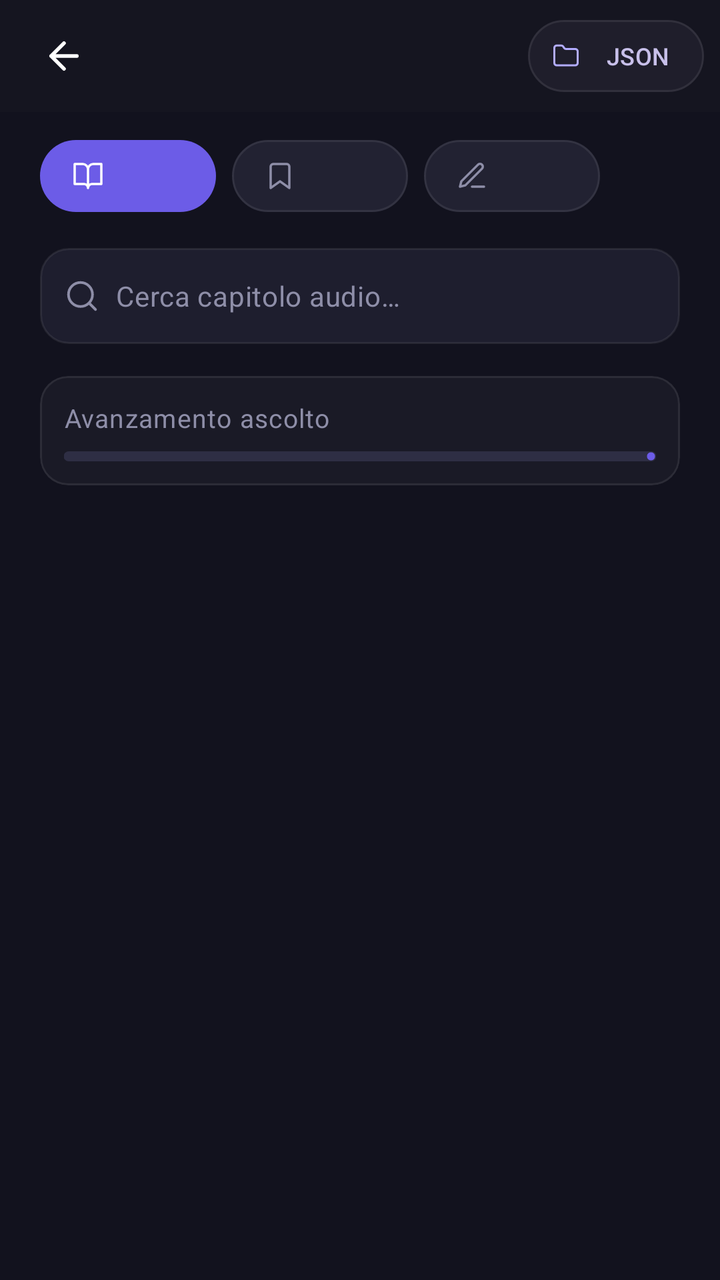
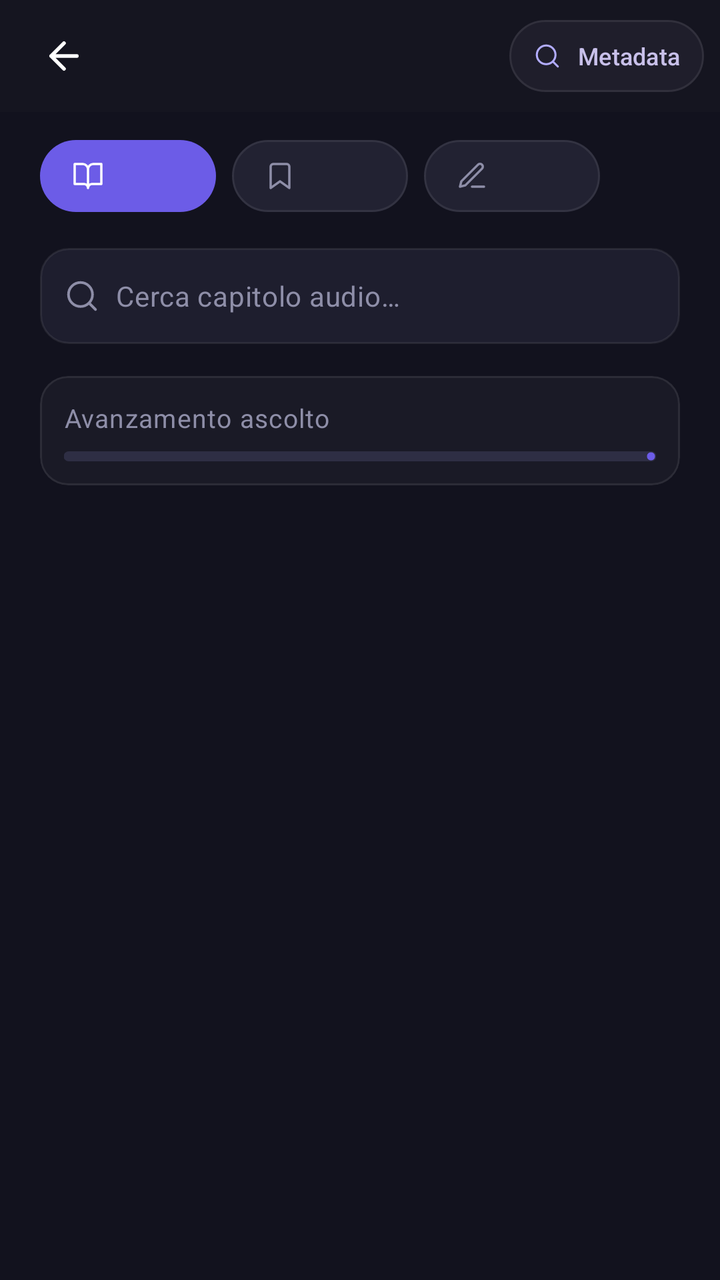

An Android layout rendered at two revisions. The XML below is the earlier revision; the diff shows what the commit changed to produce the second picture.
<!-- AndroidManifest.xml: application theme Theme.EReader -->
<!-- res/layout/activity_audio_chapters.xml -->
<?xml version="1.0" encoding="utf-8"?>
<androidx.coordinatorlayout.widget.CoordinatorLayout xmlns:android="http://schemas.android.com/apk/res/android"
    xmlns:app="http://schemas.android.com/apk/res-auto"
    android:layout_width="match_parent"
    android:layout_height="match_parent"
    android:background="?attr/ereaderSurfaceBg"
    android:fitsSystemWindows="true">

    <LinearLayout
        android:layout_width="match_parent"
        android:layout_height="match_parent"
        android:orientation="vertical">

        
        <LinearLayout
            android:layout_width="match_parent"
            android:layout_height="@dimen/top_bar_height"
            android:background="?attr/ereaderNavTranslucentBg"
            android:gravity="center_vertical"
            android:orientation="horizontal"
            android:paddingHorizontal="@dimen/space_sm">

            <ImageButton
                android:id="@+id/btnAudioChaptersBack"
                android:layout_width="@dimen/touch_target_min"
                android:layout_height="@dimen/touch_target_min"
                android:background="?attr/selectableItemBackgroundBorderless"
                android:contentDescription="@string/cd_back"
                android:padding="13dp"
                android:scaleType="centerInside"
                android:src="@drawable/ic_arrow_back"
                app:tint="?attr/ereaderTextPrimary" />

            <TextView
                android:id="@+id/tvAudioChaptersTitle"
                style="@style/TextAppearance.EReader.HeadlineSm"
                android:layout_width="0dp"
                android:layout_height="wrap_content"
                android:layout_marginStart="@dimen/space_xs"
                android:layout_weight="1"
                android:ellipsize="end"
                android:maxLines="1" />

            <com.google.android.material.button.MaterialButton
                android:id="@+id/btnImportAudioMetadataJson"
                style="@style/Widget.EReader.Button.Secondary"
                android:layout_width="wrap_content"
                android:layout_height="wrap_content"
                android:layout_marginStart="@dimen/space_xs"
                android:minHeight="36dp"
                android:paddingHorizontal="@dimen/space_md"
                android:paddingVertical="4dp"
                android:text="@string/action_import_metadata_json"
                android:textSize="12sp"
                app:cornerRadius="@dimen/radius_pill"
                app:icon="@drawable/ic_folder"
                app:iconSize="14dp" />
        </LinearLayout>

        <androidx.core.widget.NestedScrollView
            android:layout_width="match_parent"
            android:layout_height="0dp"
            android:layout_weight="1"
            android:clipToPadding="false"
            android:paddingBottom="108dp">

            <LinearLayout
                android:layout_width="match_parent"
                android:layout_height="wrap_content"
                android:orientation="vertical"
                android:paddingHorizontal="@dimen/margin_screen"
                android:paddingTop="@dimen/space_sm">

                
                <HorizontalScrollView
                    android:layout_width="match_parent"
                    android:layout_height="wrap_content"
                    android:clipToPadding="false"
                    android:scrollbars="none">

                    <LinearLayout
                        android:layout_width="wrap_content"
                        android:layout_height="wrap_content"
                        android:orientation="horizontal">

                        <com.google.android.material.button.MaterialButton
                            android:id="@+id/chipAudioChapters"
                            style="@style/Widget.EReader.Button.Primary"
                            android:layout_width="wrap_content"
                            android:layout_height="wrap_content"
                            android:layout_marginEnd="@dimen/space_sm"
                            android:insetTop="6dp"
                            android:insetBottom="6dp"
                            android:minHeight="@dimen/touch_target_min"
                            android:paddingHorizontal="@dimen/space_base"
                            android:textSize="13sp"
                            app:cornerRadius="@dimen/radius_pill"
                            app:icon="@drawable/ic_book_open"
                            app:iconSize="16dp"
                            app:iconTint="@color/white" />

                        <com.google.android.material.button.MaterialButton
                            android:id="@+id/chipAudioBookmarks"
                            style="@style/Widget.EReader.Button.Secondary"
                            android:layout_width="wrap_content"
                            android:layout_height="wrap_content"
                            android:layout_marginEnd="@dimen/space_sm"
                            android:insetTop="6dp"
                            android:insetBottom="6dp"
                            android:minHeight="@dimen/touch_target_min"
                            android:paddingHorizontal="@dimen/space_base"
                            android:textColor="?attr/ereaderTextMuted"
                            android:textSize="13sp"
                            app:backgroundTint="?attr/ereaderChipBg"
                            app:cornerRadius="@dimen/radius_pill"
                            app:icon="@drawable/ic_bookmark"
                            app:iconSize="16dp"
                            app:iconTint="?attr/ereaderTextMuted" />

                        <com.google.android.material.button.MaterialButton
                            android:id="@+id/chipAudioNotes"
                            style="@style/Widget.EReader.Button.Secondary"
                            android:layout_width="wrap_content"
                            android:layout_height="wrap_content"
                            android:insetTop="6dp"
                            android:insetBottom="6dp"
                            android:minHeight="@dimen/touch_target_min"
                            android:paddingHorizontal="@dimen/space_base"
                            android:textColor="?attr/ereaderTextMuted"
                            android:textSize="13sp"
                            app:backgroundTint="?attr/ereaderChipBg"
                            app:cornerRadius="@dimen/radius_pill"
                            app:icon="@drawable/ic_note"
                            app:iconSize="16dp"
                            app:iconTint="?attr/ereaderTextMuted" />
                    </LinearLayout>
                </HorizontalScrollView>

                
                <LinearLayout
                    android:layout_width="match_parent"
                    android:layout_height="wrap_content"
                    android:layout_marginTop="@dimen/space_md"
                    android:background="@drawable/bg_search_input"
                    android:gravity="center_vertical"
                    android:minHeight="@dimen/search_bar_height"
                    android:orientation="horizontal"
                    android:paddingHorizontal="@dimen/space_md">

                    <ImageView
                        android:layout_width="18dp"
                        android:layout_height="18dp"
                        android:contentDescription="@null"
                        android:src="@drawable/ic_search"
                        app:tint="?attr/ereaderTextMuted" />

                    <EditText
                        android:id="@+id/etAudioChapterSearch"
                        style="@style/TextAppearance.EReader.BodyMd"
                        android:layout_width="0dp"
                        android:layout_height="wrap_content"
                        android:layout_marginStart="@dimen/space_sm"
                        android:layout_weight="1"
                        android:background="@null"
                        android:hint="@string/chapters_audio_search_hint"
                        android:imeOptions="actionSearch"
                        android:importantForAutofill="no"
                        android:inputType="text"
                        android:maxLines="1"
                        android:minHeight="@dimen/search_bar_height"
                        android:textColor="?attr/ereaderTextPrimary"
                        android:textColorHint="?attr/ereaderTextMuted" />
                </LinearLayout>

                
                <com.google.android.material.card.MaterialCardView
                    style="@style/Widget.EReader.Card"
                    android:layout_width="match_parent"
                    android:layout_height="wrap_content"
                    android:layout_marginTop="@dimen/space_base">

                    <LinearLayout
                        android:layout_width="match_parent"
                        android:layout_height="wrap_content"
                        android:orientation="vertical"
                        android:padding="@dimen/space_md">

                        <LinearLayout
                            android:layout_width="match_parent"
                            android:layout_height="wrap_content"
                            android:orientation="horizontal">

                            <TextView
                                style="@style/TextAppearance.EReader.BodySm"
                                android:layout_width="0dp"
                                android:layout_height="wrap_content"
                                android:layout_marginEnd="@dimen/space_xs"
                                android:layout_weight="1"
                                android:ellipsize="end"
                                android:maxLines="1"
                                android:text="@string/chapters_audio_listening_progress"
                                android:textColor="?attr/ereaderTextMuted" />

                            <TextView
                                android:id="@+id/tvAudioOverallPercent"
                                style="@style/TextAppearance.EReader.BodySm"
                                android:layout_width="wrap_content"
                                android:layout_height="wrap_content"
                                android:maxLines="1"
                                android:textColor="?attr/colorPrimary"
                                android:textStyle="bold" />
                        </LinearLayout>

                        <com.google.android.material.progressindicator.LinearProgressIndicator
                            android:id="@+id/progressAudioOverall"
                            style="@style/Widget.EReader.ProgressBar"
                            android:layout_width="match_parent"
                            android:layout_height="wrap_content"
                            android:layout_marginTop="@dimen/space_sm" />
                    </LinearLayout>
                </com.google.android.material.card.MaterialCardView>

                
                <LinearLayout
                    android:id="@+id/cardActiveAudioChapter"
                    android:layout_width="match_parent"
                    android:layout_height="wrap_content"
                    android:layout_marginTop="@dimen/space_base"
                    android:layout_marginBottom="@dimen/space_xs"
                    android:background="@drawable/bg_card_active_chapter"
                    android:orientation="vertical"
                    android:padding="@dimen/space_base"
                    android:visibility="gone">

                    <LinearLayout
                        android:layout_width="match_parent"
                        android:layout_height="wrap_content"
                        android:gravity="center_vertical"
                        android:orientation="horizontal">

                        <ImageView
                            android:layout_width="36dp"
                            android:layout_height="36dp"
                            android:background="@drawable/bg_circle_primary"
                            android:contentDescription="@null"
                            android:padding="9dp"
                            android:src="@drawable/ic_equalizer"
                            app:tint="@color/on_primary_container" />

                        <LinearLayout
                            android:layout_width="0dp"
                            android:layout_height="wrap_content"
                            android:layout_marginStart="@dimen/space_md"
                            android:layout_marginEnd="@dimen/space_xs"
                            android:layout_weight="1"
                            android:orientation="vertical">

                            <androidx.constraintlayout.widget.ConstraintLayout
                                android:layout_width="match_parent"
                                android:layout_height="wrap_content">

                                <TextView
                                    android:id="@+id/tvActiveChapterBadge"
                                    style="@style/TextAppearance.EReader.LabelBadge"
                                    android:layout_width="wrap_content"
                                    android:layout_height="wrap_content"
                                    android:background="@drawable/bg_badge_lavender"
                                    android:ellipsize="end"
                                    android:maxLines="1"
                                    android:paddingHorizontal="6dp"
                                    android:paddingVertical="2dp"
                                    android:text="@string/player_now_playing"
                                    android:textColor="@color/primary_fixed"
                                    app:layout_constrainedWidth="true"
                                    app:layout_constraintBottom_toBottomOf="parent"
                                    app:layout_constraintEnd_toStartOf="@id/tvActiveChapterTime"
                                    app:layout_constraintHorizontal_bias="0.0"
                                    app:layout_constraintHorizontal_chainStyle="packed"
                                    app:layout_constraintStart_toStartOf="parent"
                                    app:layout_constraintTop_toTopOf="parent" />

                                <TextView
                                    android:id="@+id/tvActiveChapterTime"
                                    style="@style/TextAppearance.EReader.Caption"
                                    android:layout_width="wrap_content"
                                    android:layout_height="wrap_content"
                                    android:layout_marginStart="6dp"
                                    android:maxLines="1"
                                    android:textColor="?attr/colorPrimary"
                                    app:layout_constraintBottom_toBottomOf="parent"
                                    app:layout_constraintEnd_toEndOf="parent"
                                    app:layout_constraintStart_toEndOf="@id/tvActiveChapterBadge"
                                    app:layout_constraintTop_toTopOf="parent" />
                            </androidx.constraintlayout.widget.ConstraintLayout>

                            <TextView
                                android:id="@+id/tvAudioActiveChapterTitle"
                                style="@style/TextAppearance.EReader.HeadlineSm"
                                android:layout_width="match_parent"
                                android:layout_height="wrap_content"
                                android:layout_marginTop="2dp"
                                android:ellipsize="end"
                                android:maxLines="1" />
                        </LinearLayout>

                        <ImageButton
                            android:id="@+id/btnActiveChapterPause"
                            android:layout_width="@dimen/touch_target_min"
                            android:layout_height="@dimen/touch_target_min"
                            android:background="@drawable/bg_circle_primary"
                            android:contentDescription="@string/cd_play_pause"
                            android:padding="14dp"
                            android:scaleType="centerInside"
                            android:src="@drawable/ic_play"
                            app:tint="@color/on_primary_container" />
                    </LinearLayout>

                    <com.google.android.material.progressindicator.LinearProgressIndicator
                        android:id="@+id/progressAudioActiveChapter"
                        style="@style/Widget.EReader.ProgressBar"
                        android:layout_width="match_parent"
                        android:layout_height="wrap_content"
                        android:layout_marginTop="@dimen/space_md" />
                </LinearLayout>

                <LinearLayout
                    android:id="@+id/layoutAudioTreeControls"
                    android:layout_width="match_parent"
                    android:layout_height="wrap_content"
                    android:layout_marginTop="@dimen/space_sm"
                    android:gravity="center_vertical"
                    android:orientation="horizontal"
                    android:visibility="gone">

                    <TextView
                        android:id="@+id/tvAudioTreeSummary"
                        style="@style/TextAppearance.EReader.LabelMd"
                        android:layout_width="0dp"
                        android:layout_height="wrap_content"
                        android:layout_weight="1"
                        android:ellipsize="end"
                        android:maxLines="1"
                        android:textColor="?attr/ereaderTextMuted" />

                    <com.google.android.material.button.MaterialButton
                        android:id="@+id/btnAudioToggleExpandAll"
                        style="@style/Widget.Material3.Button.TextButton"
                        android:layout_width="wrap_content"
                        android:layout_height="wrap_content"
                        android:minHeight="36dp"
                        android:paddingHorizontal="@dimen/space_sm"
                        android:text="@string/chapters_expand_all"
                        android:textAllCaps="false"
                        android:textColor="?attr/colorPrimary"
                        android:textSize="12sp" />
                </LinearLayout>

                <TextView
                    android:id="@+id/tvAudioChaptersEmpty"
                    style="@style/TextAppearance.EReader.Caption"
                    android:layout_width="match_parent"
                    android:layout_height="wrap_content"
                    android:layout_marginTop="@dimen/space_lg"
                    android:gravity="center"
                    android:padding="@dimen/space_base"
                    android:text="@string/chapters_empty_items"
                    android:visibility="gone" />

                <LinearLayout
                    android:id="@+id/containerAudioChapters"
                    android:layout_width="match_parent"
                    android:layout_height="wrap_content"
                    android:layout_marginTop="@dimen/space_md"
                    android:orientation="vertical" />
            </LinearLayout>
        </androidx.core.widget.NestedScrollView>
    </LinearLayout>

    <FrameLayout
        android:id="@+id/bottomDockAudioChapters"
        android:layout_width="match_parent"
        android:layout_height="wrap_content"
        android:layout_gravity="bottom"
        android:layout_marginHorizontal="@dimen/margin_screen"
        android:layout_marginBottom="@dimen/space_base">

        <include layout="@layout/layout_mini_player" />
    </FrameLayout>
</androidx.coordinatorlayout.widget.CoordinatorLayout>
<!-- res/layout/layout_mini_player.xml (included above) -->
<?xml version="1.0" encoding="utf-8"?>
<LinearLayout xmlns:android="http://schemas.android.com/apk/res/android"
    xmlns:app="http://schemas.android.com/apk/res-auto"
    android:id="@+id/miniPlayerBar"
    android:layout_width="match_parent"
    android:layout_height="wrap_content"
    android:background="@drawable/bg_floating_hud"
    android:clickable="true"
    android:elevation="12dp"
    android:focusable="true"
    android:gravity="center_vertical"
    android:orientation="horizontal"
    android:padding="@dimen/space_sm"
    android:visibility="gone">

    <FrameLayout
        android:layout_width="40dp"
        android:layout_height="40dp">

        <com.google.android.material.imageview.ShapeableImageView
            android:id="@+id/ivMiniCover"
            android:layout_width="match_parent"
            android:layout_height="match_parent"
            android:background="@color/artwork_plum"
            android:contentDescription="@null"
            android:scaleType="centerCrop"
            app:shapeAppearanceOverlay="@style/ShapeAppearance.EReader.Thumb" />

        <View
            android:layout_width="match_parent"
            android:layout_height="match_parent"
            android:background="@color/scrim_card" />

        <ImageView
            android:id="@+id/ivMiniTypeIcon"
            android:layout_width="18dp"
            android:layout_height="18dp"
            android:layout_gravity="center"
            android:contentDescription="@null"
            android:src="@drawable/ic_equalizer"
            app:tint="@color/primary" />
    </FrameLayout>

    <LinearLayout
        android:layout_width="0dp"
        android:layout_height="wrap_content"
        android:layout_marginStart="@dimen/space_sm"
        android:layout_marginEnd="@dimen/space_xs"
        android:layout_weight="1"
        android:orientation="vertical">

        <TextView
            android:id="@+id/tvMiniTitle"
            style="@style/TextAppearance.EReader.BodySm"
            android:layout_width="match_parent"
            android:layout_height="wrap_content"
            android:ellipsize="end"
            android:maxLines="1"
            android:textColor="?attr/ereaderTextPrimary"
            android:textStyle="bold" />

        <TextView
            android:id="@+id/tvMiniSubtitle"
            style="@style/TextAppearance.EReader.LabelMd"
            android:layout_width="match_parent"
            android:layout_height="wrap_content"
            android:ellipsize="end"
            android:maxLines="1" />
    </LinearLayout>

    <ImageButton
        android:id="@+id/btnMiniRewind"
        android:layout_width="@dimen/touch_target_min"
        android:layout_height="@dimen/touch_target_min"
        android:background="?attr/selectableItemBackgroundBorderless"
        android:contentDescription="@string/cd_rewind_15"
        android:padding="13dp"
        android:scaleType="centerInside"
        android:src="@drawable/ic_replay_15"
        app:tint="?attr/ereaderTextSecondary" />

    <ImageButton
        android:id="@+id/btnMiniPlayPause"
        android:layout_width="@dimen/touch_target_min"
        android:layout_height="@dimen/touch_target_min"
        android:layout_marginHorizontal="@dimen/space_xxs"
        android:background="@drawable/bg_circle_primary"
        android:contentDescription="@string/cd_play_pause"
        android:padding="14dp"
        android:scaleType="centerInside"
        android:src="@drawable/ic_pause"
        app:tint="@color/on_primary_container" />

    <ImageButton
        android:id="@+id/btnMiniStop"
        android:layout_width="@dimen/touch_target_min"
        android:layout_height="@dimen/touch_target_min"
        android:background="?attr/selectableItemBackgroundBorderless"
        android:contentDescription="@string/cd_stop_session"
        android:padding="13dp"
        android:scaleType="centerInside"
        android:src="@drawable/ic_close"
        app:tint="@color/error" />
</LinearLayout>
<!-- resources referenced by this layout -->
<resources>
  <color name="artwork_plum">#FF342852</color>
  <color name="error">#FFFFB4AB</color>
  <color name="on_primary_container">#FFFAF6FF</color>
  <color name="primary">#FFC6BFFF</color>
  <color name="primary_fixed">#FFE4DFFF</color>
  <color name="scrim_card">#990D0D14</color>
  <color name="white">#FFFFFFFF</color>
  <dimen name="margin_screen">20dp</dimen>
  <dimen name="radius_pill">999dp</dimen>
  <dimen name="search_bar_height">48dp</dimen>
  <dimen name="space_base">16dp</dimen>
  <dimen name="space_lg">20dp</dimen>
  <dimen name="space_md">12dp</dimen>
  <dimen name="space_sm">8dp</dimen>
  <dimen name="space_xs">4dp</dimen>
  <dimen name="space_xxs">2dp</dimen>
  <dimen name="top_bar_height">56dp</dimen>
  <dimen name="touch_target_min">48dp</dimen>
  <!-- drawable ic_folder (drawable) -->
  <vector xmlns:android="http://schemas.android.com/apk/res/android"
      android:width="24dp"
      android:height="24dp"
      android:viewportWidth="24"
      android:viewportHeight="24">
      <path
          android:fillColor="@android:color/transparent"
          android:pathData="M4,20h16a2,2 0,0 0,2 -2V8a2,2 0,0 0,-2 -2h-7.93a2,2 0,0 1,-1.66 -0.9l-0.82,-1.2A2,2 0,0 0,7.93 3H4a2,2 0,0 0,-2 2v13c0,1.1 0.9,2 2,2z"
          android:strokeColor="@color/white"
          android:strokeLineCap="round"
          android:strokeLineJoin="round"
          android:strokeWidth="1.75" />
  </vector>
  <string name="action_import_metadata_json">JSON</string>
  <string name="cd_back">Torna indietro</string>
  <string name="cd_rewind_15">Riavvolgi di 15 secondi</string>
  <string name="cd_stop_session">Blocca sessione attiva</string>
  <string name="chapters_expand_all">Espandi tutto</string>
  <string name="player_now_playing">IN RIPRODUZIONE</string>
  <color name="secondary_container_60">#99413996</color>
  <dimen name="radius_xs">4dp</dimen>
  <dimen name="radius_xl">16dp</dimen>
  <color name="border_active">#666C5CE7</color>
  <color name="primary_container">#FF6C5CE7</color>
  <dimen name="radius_2xl">24dp</dimen>
  <dimen name="radius_lg">14dp</dimen>
  <dimen name="progress_track_height">5dp</dimen>
  <color name="on_primary">#FF2900A0</color>
  <color name="primary_fixed_dim">@color/primary</color>
  <color name="secondary">#FFA29BFE</color>
  <color name="on_secondary">#FF2A1F7E</color>
  <color name="secondary_container">#FF413996</color>
  <color name="on_secondary_container">#FFB2ACFF</color>
  <color name="tertiary">#FF8075FF</color>
  <color name="tertiary_container">#FF695DE6</color>
  <color name="on_tertiary_container">#FFFAF5FF</color>
  <color name="surface">#FF12121E</color>
  <color name="surface_bright">#FF383845</color>
  <color name="surface_container_highest">#FF343341</color>
  <color name="on_surface">#FFE3E0F2</color>
  <color name="on_surface_variant">#FFC8C4D7</color>
  <color name="surface_container_lowest">#FF0D0D19</color>
  <color name="surface_container_low">#FF1A1A27</color>
  <color name="surface_container">#FF1F1E2B</color>
  <color name="surface_container_high">#FF292936</color>
  <color name="outline">#FF928EA0</color>
  <color name="outline_variant">#FF474554</color>
  <color name="on_error">#FF690005</color>
  <color name="error_container">#FF93000A</color>
  <color name="on_error_container">#FFFFDAD6</color>
  <color name="canvas_base">#FF0D0D14</color>
  <color name="surface_nav">#FF161622</color>
  <color name="surface_nav_translucent">#D9161622</color>
  <color name="surface_card">#FF1A1A26</color>
  <color name="surface_elevated">#FF1E1E2E</color>
  <color name="surface_floating_glass">#EB222234</color>
  <color name="surface_chip">#FF222232</color>
  <color name="text_primary">@color/white</color>
  <color name="text_secondary">#FF9494A8</color>
  <color name="text_muted">#FF8E8EA8</color>
  <color name="text_lavender">#FFC8C0EA</color>
  <color name="border_subtle">#14FFFFFF</color>
  <color name="border_glass">#1FFFFFFF</color>
  <color name="track_neutral">#FF2E2E44</color>
  <!-- unchanged entries left out for length: 31 -->
</resources>

<!-- the commit's change to res/layout/activity_audio_chapters.xml (unified diff, before → after) -->
@@ -50,10 +50,10 @@
                 android:minHeight="36dp"
                 android:paddingHorizontal="@dimen/space_md"
                 android:paddingVertical="4dp"
-                android:text="@string/action_import_metadata_json"
+                android:text="@string/action_metadata"
                 android:textSize="12sp"
                 app:cornerRadius="@dimen/radius_pill"
-                app:icon="@drawable/ic_folder"
+                app:icon="@drawable/ic_search"
                 app:iconSize="14dp" />
         </LinearLayout>
 
<!-- resource entries referenced after the edit -->
@@ -18,21 +18,7 @@
   <dimen name="space_xxs">2dp</dimen>
   <dimen name="top_bar_height">56dp</dimen>
   <dimen name="touch_target_min">48dp</dimen>
-  <!-- drawable ic_folder (drawable) -->
-  <vector xmlns:android="http://schemas.android.com/apk/res/android"
-      android:width="24dp"
-      android:height="24dp"
-      android:viewportWidth="24"
-      android:viewportHeight="24">
-      <path
-          android:fillColor="@android:color/transparent"
-          android:pathData="M4,20h16a2,2 0,0 0,2 -2V8a2,2 0,0 0,-2 -2h-7.93a2,2 0,0 1,-1.66 -0.9l-0.82,-1.2A2,2 0,0 0,7.93 3H4a2,2 0,0 0,-2 2v13c0,1.1 0.9,2 2,2z"
-          android:strokeColor="@color/white"
-          android:strokeLineCap="round"
-          android:strokeLineJoin="round"
-          android:strokeWidth="1.75" />
-  </vector>
-  <string name="action_import_metadata_json">JSON</string>
+  <string name="action_metadata">Metadata</string>
   <string name="cd_back">Torna indietro</string>
   <string name="cd_rewind_15">Riavvolgi di 15 secondi</string>
   <string name="cd_stop_session">Blocca sessione attiva</string>
